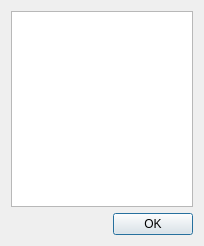
The window that dip/podsystem/podsystem/pole.ui (DmitriyG/Diplom) describes before a commit, drawn with Qt 5.
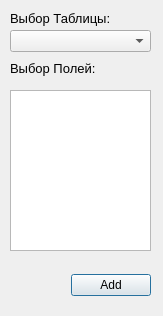
The same window after the commit.

What changed in the file:
```diff
--- a/dip/podsystem/podsystem/pole.ui
+++ b/dip/podsystem/podsystem/pole.ui
@@ -6,32 +6,32 @@
    <rect>
     <x>0</x>
     <y>0</y>
-    <width>204</width>
-    <height>246</height>
+    <width>163</width>
+    <height>316</height>
    </rect>
   </property>
   <property name="windowTitle">
    <string>Выбор полей</string>
   </property>
-  <layout class="QVBoxLayout" name="verticalLayout_2">
-   <item>
-    <layout class="QVBoxLayout" name="verticalLayout">
-     <item>
-      <widget class="QListView" name="listView">
-       <property name="sizePolicy">
-        <sizepolicy hsizetype="Expanding" vsizetype="Expanding">
-         <horstretch>0</horstretch>
-         <verstretch>0</verstretch>
-        </sizepolicy>
-       </property>
-       <property name="selectionMode">
-        <enum>QAbstractItemView::MultiSelection</enum>
-       </property>
-      </widget>
-     </item>
-    </layout>
-   </item>
-   <item>
+  <widget class="QComboBox" name="comboBox">
+   <property name="geometry">
+    <rect>
+     <x>10</x>
+     <y>30</y>
+     <width>141</width>
+     <height>22</height>
+    </rect>
+   </property>
+  </widget>
+  <widget class="QWidget" name="layoutWidget">
+   <property name="geometry">
+    <rect>
+     <x>10</x>
+     <y>270</y>
+     <width>141</width>
+     <height>31</height>
+    </rect>
+   </property>
     <layout class="QHBoxLayout" name="horizontalLayout">
      <item>
       <spacer name="horizontalSpacer">
@@ -49,13 +49,67 @@
      <item>
       <widget class="QPushButton" name="pushButton">
        <property name="text">
-        <string>OK</string>
+       <string>Add</string>
        </property>
       </widget>
      </item>
     </layout>
-   </item>
-  </layout>
+  </widget>
+  <widget class="QListView" name="listView">
+   <property name="geometry">
+    <rect>
+     <x>10</x>
+     <y>90</y>
+     <width>141</width>
+     <height>161</height>
+    </rect>
+   </property>
+   <property name="sizePolicy">
+    <sizepolicy hsizetype="Expanding" vsizetype="Expanding">
+     <horstretch>0</horstretch>
+     <verstretch>0</verstretch>
+    </sizepolicy>
+   </property>
+   <property name="selectionMode">
+    <enum>QAbstractItemView::MultiSelection</enum>
+   </property>
+  </widget>
+  <widget class="QLabel" name="label">
+   <property name="geometry">
+    <rect>
+     <x>10</x>
+     <y>10</y>
+     <width>111</width>
+     <height>16</height>
+    </rect>
+   </property>
+   <property name="font">
+    <font>
+     <pointsize>10</pointsize>
+    </font>
+   </property>
+   <property name="text">
+    <string>Выбор Таблицы:</string>
+   </property>
+  </widget>
+  <widget class="QLabel" name="label_2">
+   <property name="geometry">
+    <rect>
+     <x>10</x>
+     <y>60</y>
+     <width>111</width>
+     <height>16</height>
+    </rect>
+   </property>
+   <property name="font">
+    <font>
+     <pointsize>10</pointsize>
+    </font>
+   </property>
+   <property name="text">
+    <string>Выбор Полей:</string>
+   </property>
+  </widget>
  </widget>
  <resources/>
  <connections/>
```
Left out of the diff: 3 changed lines with no effect on the pictures. Lines whose indentation alone changed are shown as unchanged.
